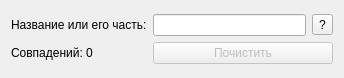
sr-tream/HistoryFuck, file interface.ui: the form before one commit.
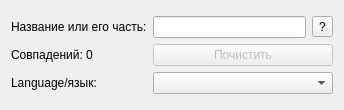
The form after the commit.

```diff
--- a/interface.ui
+++ b/interface.ui
@@ -7,7 +7,7 @@
     <x>0</x>
     <y>0</y>
     <width>344</width>
-    <height>78</height>
+    <height>110</height>
    </rect>
   </property>
   <property name="windowTitle">
@@ -51,6 +51,19 @@
         </property>
        </widget>
       </item>
+      <item row="2" column="0">
+       <widget class="QLabel" name="label_lng">
+        <property name="enabled">
+         <bool>true</bool>
+        </property>
+        <property name="text">
+         <string>Language/язык:</string>
+        </property>
+       </widget>
+      </item>
+      <item row="2" column="1" colspan="2">
+       <widget class="QComboBox" name="language"/>
+      </item>
      </layout>
     </item>
    </layout>
```
